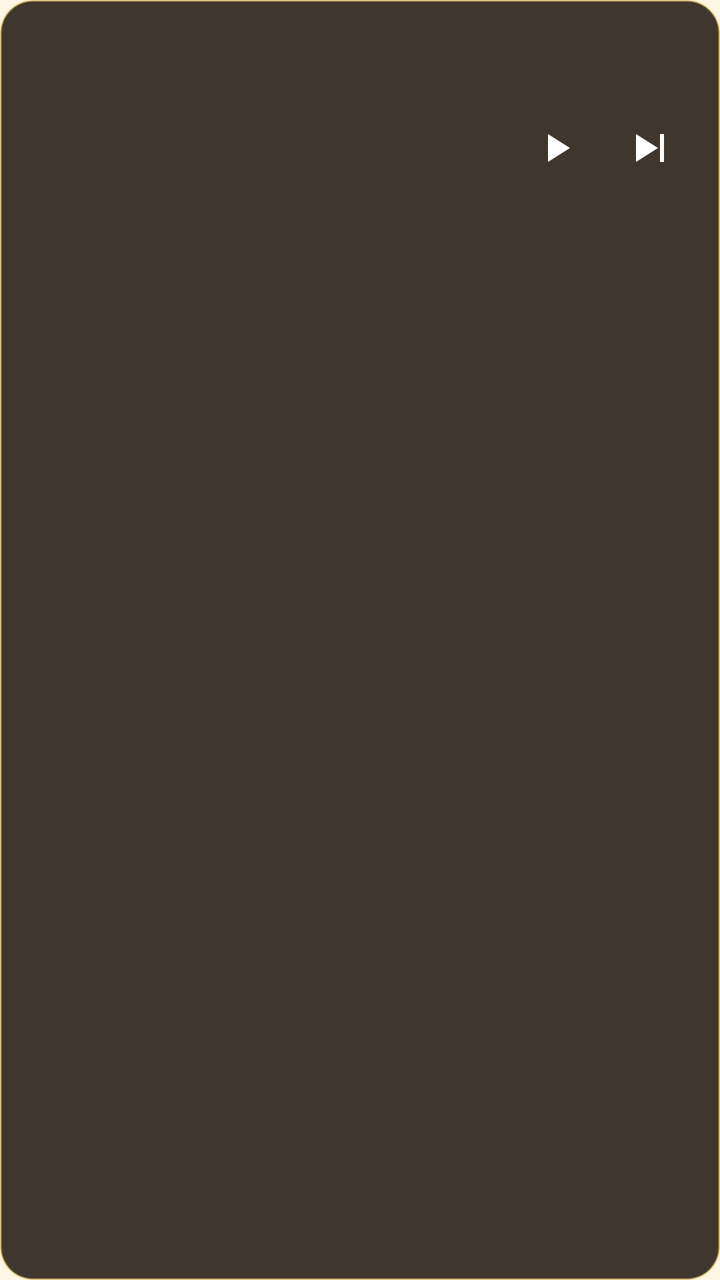
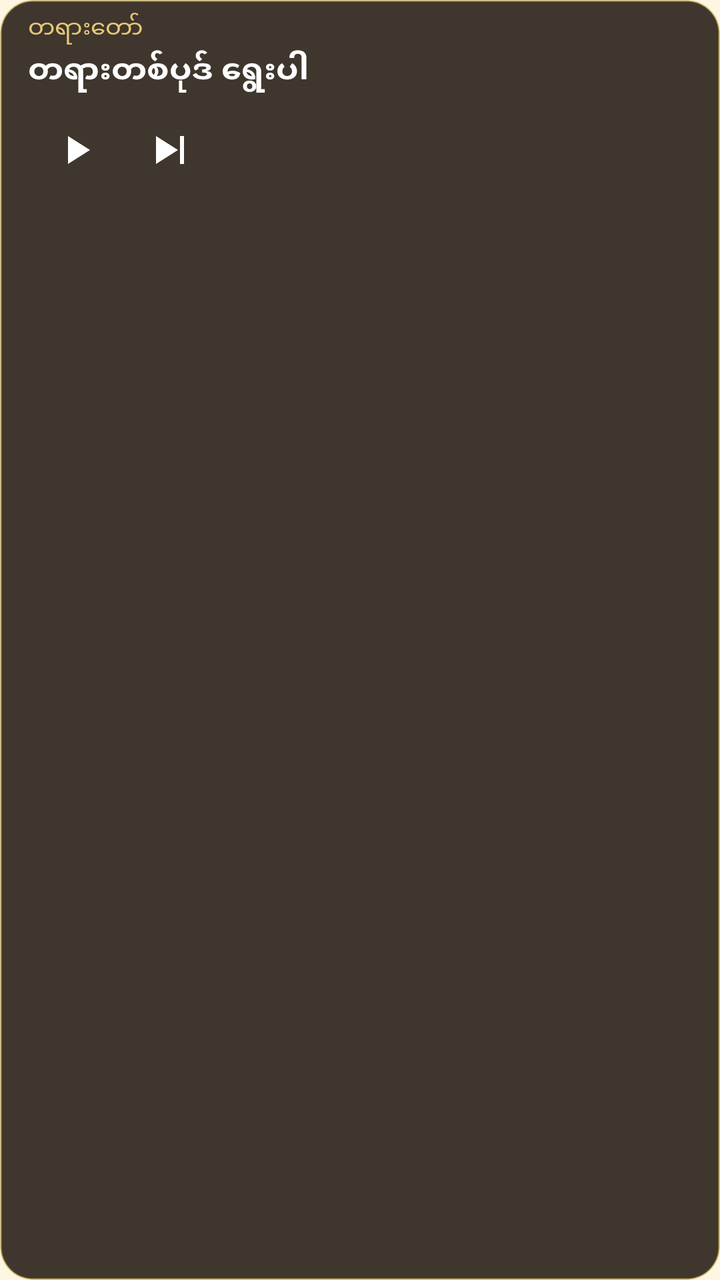

Compare the two renders of this Android layout. The source of the first and the diff that turns it into the second are given below.
<!-- AndroidManifest.xml: application theme AppTheme -->
<!-- res/layout/widget_dhamma.xml -->
<?xml version="1.0" encoding="utf-8"?>
<LinearLayout xmlns:android="http://schemas.android.com/apk/res/android"
    android:id="@+id/wg_body"
    android:layout_width="match_parent"
    android:layout_height="match_parent"
    android:orientation="vertical"
    android:background="@drawable/widget_bg"
    android:paddingLeft="14dp"
    android:paddingRight="10dp"
    android:paddingTop="6dp"
    android:paddingBottom="6dp">

    <TextView
        android:id="@+id/wg_app"
        android:layout_width="wrap_content"
        android:layout_height="wrap_content"
        android:textSize="12sp"
        android:textColor="#E8C878"
        android:maxLines="1" />

    <TextView
        android:id="@+id/wg_title"
        android:layout_width="match_parent"
        android:layout_height="wrap_content"
        android:layout_marginTop="2dp"
        android:textSize="16sp"
        android:textStyle="bold"
        android:textColor="#FFFFFF"
        android:maxLines="1"
        android:ellipsize="end" />

    <LinearLayout
        android:layout_width="match_parent"
        android:layout_height="wrap_content"
        android:layout_marginTop="4dp"
        android:orientation="horizontal"
        android:gravity="center_vertical">

        <TextView
            android:id="@+id/wg_sayadaw"
            android:layout_width="0dp"
            android:layout_height="wrap_content"
            android:layout_weight="1"
            android:textSize="13sp"
            android:textColor="#CCFFFFFF"
            android:maxLines="1"
            android:ellipsize="end" />

        <ImageButton
            android:id="@+id/wg_play"
            android:layout_width="48dp"
            android:layout_height="48dp"
            android:src="@drawable/ic_play"
            android:background="?android:attr/selectableItemBackgroundBorderless"
            android:scaleType="centerInside"
            android:contentDescription="Play / Pause" />

        <ImageButton
            android:id="@+id/wg_next"
            android:layout_width="48dp"
            android:layout_height="48dp"
            android:src="@drawable/ic_next"
            android:background="?android:attr/selectableItemBackgroundBorderless"
            android:scaleType="centerInside"
            android:contentDescription="Next" />

    </LinearLayout>

</LinearLayout>
<!-- resources referenced by this layout -->
<resources>
  <!-- drawable ic_next (drawable) -->
  <?xml version="1.0" encoding="utf-8"?>
  <vector xmlns:android="http://schemas.android.com/apk/res/android"
      android:width="24dp"
      android:height="24dp"
      android:viewportWidth="24"
      android:viewportHeight="24">
      <path
          android:fillColor="#FFFFFF"
          android:pathData="M 4 5 V 19 L 15 12 Z M 16 5 H 18 V 19 H 16 Z" />
  </vector>
  <!-- drawable ic_play (drawable) -->
  <?xml version="1.0" encoding="utf-8"?>
  <vector xmlns:android="http://schemas.android.com/apk/res/android"
      android:width="24dp"
      android:height="24dp"
      android:viewportWidth="24"
      android:viewportHeight="24">
      <path
          android:fillColor="#FFFFFF"
          android:pathData="M 8 5 L 8 19 L 19 12 Z" />
  </vector>
  <!-- drawable widget_bg (drawable) -->
  <?xml version="1.0" encoding="utf-8"?>
  <shape xmlns:android="http://schemas.android.com/apk/res/android"
      android:shape="rectangle">
      <solid android:color="#D91E140E" />
      <stroke android:width="1dp" android:color="#66C9A227" />
      <corners android:radius="16dp" />
  </shape>
  <style name="AppTheme" parent="android:Theme.Material.Light.NoActionBar">
          <item name="android:colorPrimary">@color/maroon</item>
          <item name="android:colorPrimaryDark">@color/maroon</item>
          <item name="android:colorAccent">@color/gold</item>
          <item name="android:windowBackground">@color/bg</item>
          <item name="android:textColorPrimary">@color/ink</item>
      </style>
  <color name="maroon">#7A2E1F</color>
  <color name="gold">#C9A227</color>
  <color name="bg">#FDF6E3</color>
  <color name="ink">#3B2314</color>
</resources>

<!-- the commit's change to res/layout/widget_dhamma.xml (unified diff, before → after) -->
@@ -14,6 +14,7 @@
         android:id="@+id/wg_app"
         android:layout_width="wrap_content"
         android:layout_height="wrap_content"
+        android:text="တရားတော်"
         android:textSize="12sp"
         android:textColor="#E8C878"
         android:maxLines="1" />
@@ -23,6 +24,7 @@
         android:layout_width="match_parent"
         android:layout_height="wrap_content"
         android:layout_marginTop="2dp"
+        android:text="တရားတစ်ပုဒ် ရွေးပါ"
         android:textSize="16sp"
         android:textStyle="bold"
         android:textColor="#FFFFFF"
@@ -44,7 +46,8 @@
             android:textSize="13sp"
             android:textColor="#CCFFFFFF"
             android:maxLines="1"
-            android:ellipsize="end" />
+            android:ellipsize="end"
+            android:visibility="gone" />
 
         <ImageButton
             android:id="@+id/wg_play"
